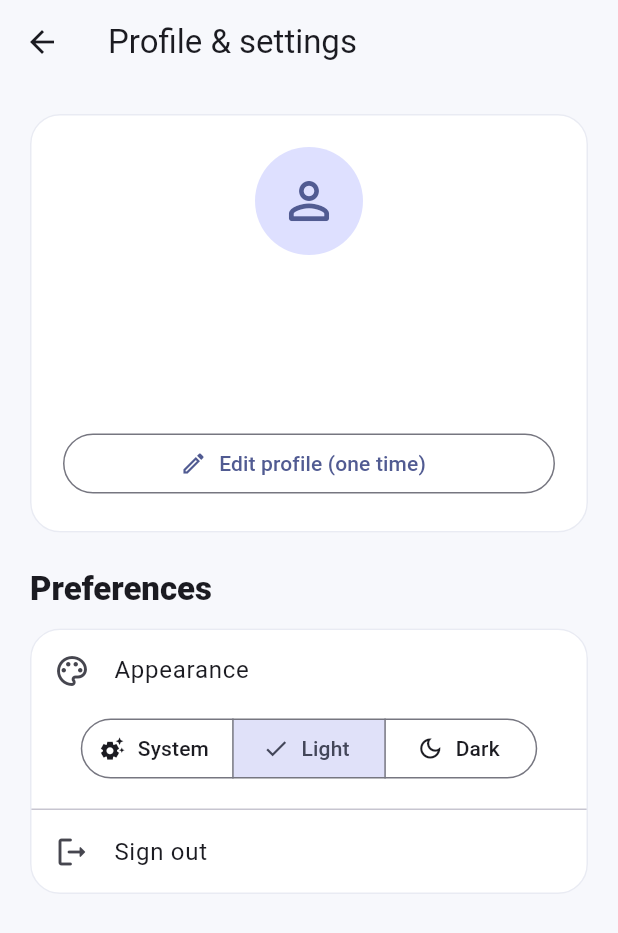
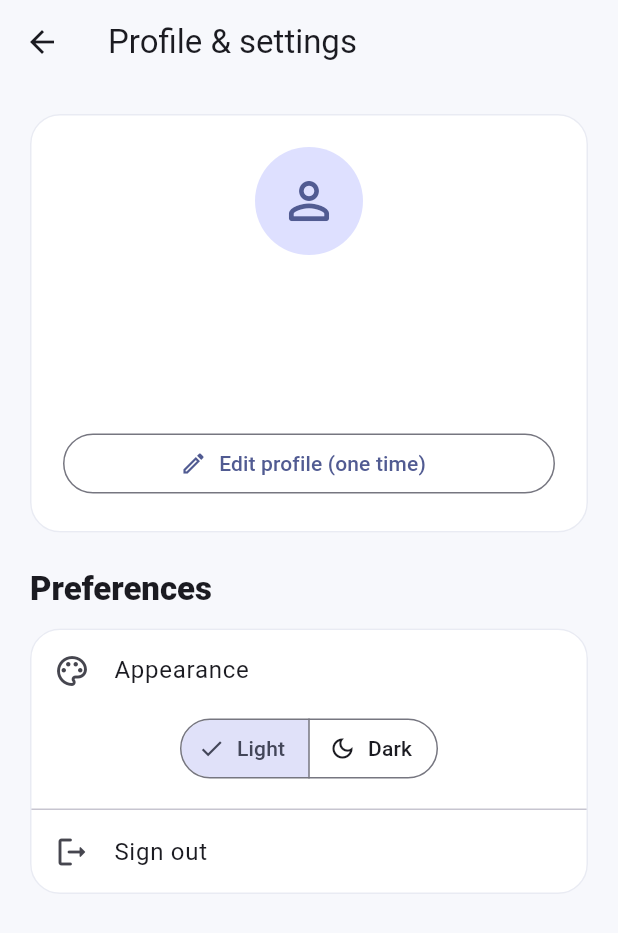
Before and after one commit to KushagraJain90/inkora-ai, a Flutter app: the ProfilePage screen opened directly with empty values, on a phone screen of 412 x 824 dp. Shown: the top 933 px of the screen. Run offline on Flutter 3.47's test engine with Material 3 defaults, Android fonts, the phone set to English and light mode, and no system bars; our stand-ins replace camera, cloud_firestore, custom_refresh_indicator, file_picker, firebase_auth, firebase_core and 7 more; missing offline and left inert: crop_your_image, pdfrx; accounts and stored records are empty.

Commit message:
Keep appearance settings limited to saved light and dark modes

```diff
--- a/lib/profile_page.dart
+++ b/lib/profile_page.dart
@@ -134,11 +134,6 @@ class ProfilePage extends StatelessWidget {
                       padding: const EdgeInsets.fromLTRB(16, 0, 16, 16),
                       child: SegmentedButton<ThemeMode>(
                         segments: const [
-                          ButtonSegment(
-                            value: ThemeMode.system,
-                            label: Text('System'),
-                            icon: Icon(Icons.settings_suggest),
-                          ),
                           ButtonSegment(
                             value: ThemeMode.light,
                             label: Text('Light'),
```
